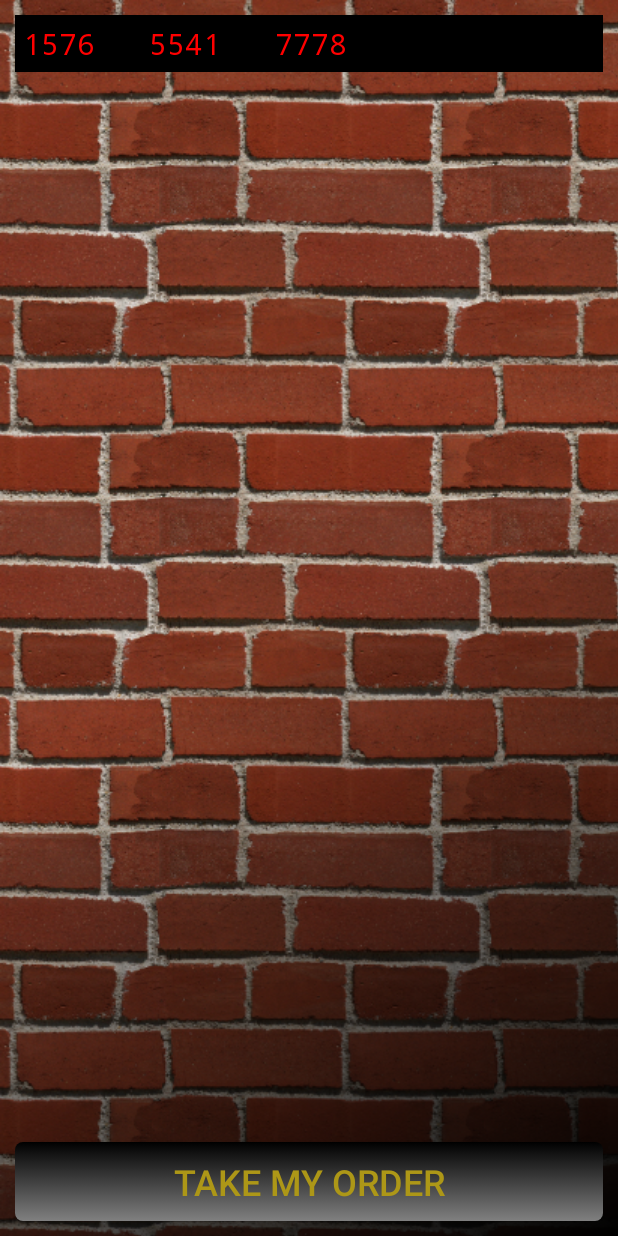
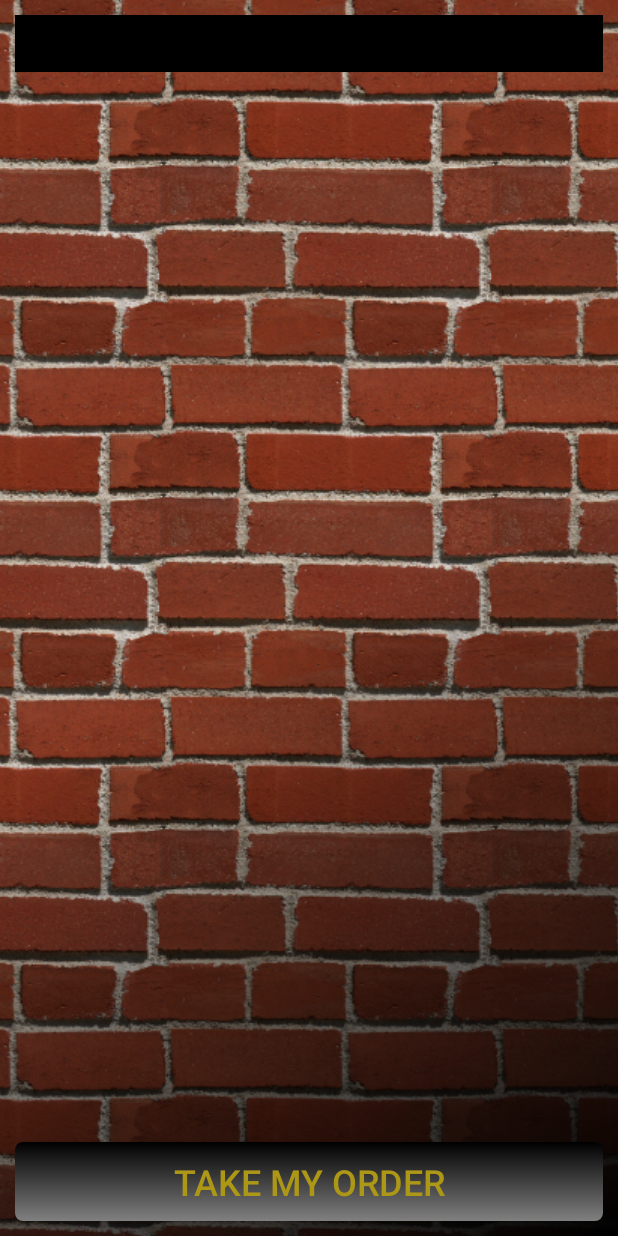
Before and after one commit to VandyApps/pub-android, an Android app: the layout activity_order.xml on its own in the app's theme, with its tools: preview values and no code run, on a phone screen of 412 x 824 dp. Run offline under Robolectric (Android 15) with nearby library versions, the phone set to English and light mode, and no system bars.

```diff
--- a/PubAndroid/app/src/main/java/com/vandyapps/pubandroid/MainActivity.java
+++ b/PubAndroid/app/src/main/java/com/vandyapps/pubandroid/MainActivity.java
@@ -25,7 +25,6 @@ public class MainActivity extends ActionBarActivity {
     public void checkOrdersClicked(View v) {
         // Start the order checking activity.
         startActivity(new Intent(this, OrderActivity.class));
-
     }
 
 }
--- a/PubAndroid/app/src/main/res/layout/activity_order.xml
+++ b/PubAndroid/app/src/main/res/layout/activity_order.xml
@@ -20,7 +20,6 @@
             android:background="@android:color/black"
             android:padding="5dp"
             android:textColor="#FF0000"
-            android:text="1576   5541   7778"
             android:layout_height="wrap_content"
             android:textSize="20dp"
             android:typeface="monospace" />
```
Also changed, not shown: PubAndroid/app/src/main/java/com/vandyapps/pubandroid/OrderActivity.java (+7 -0 lines), 1 other file.
